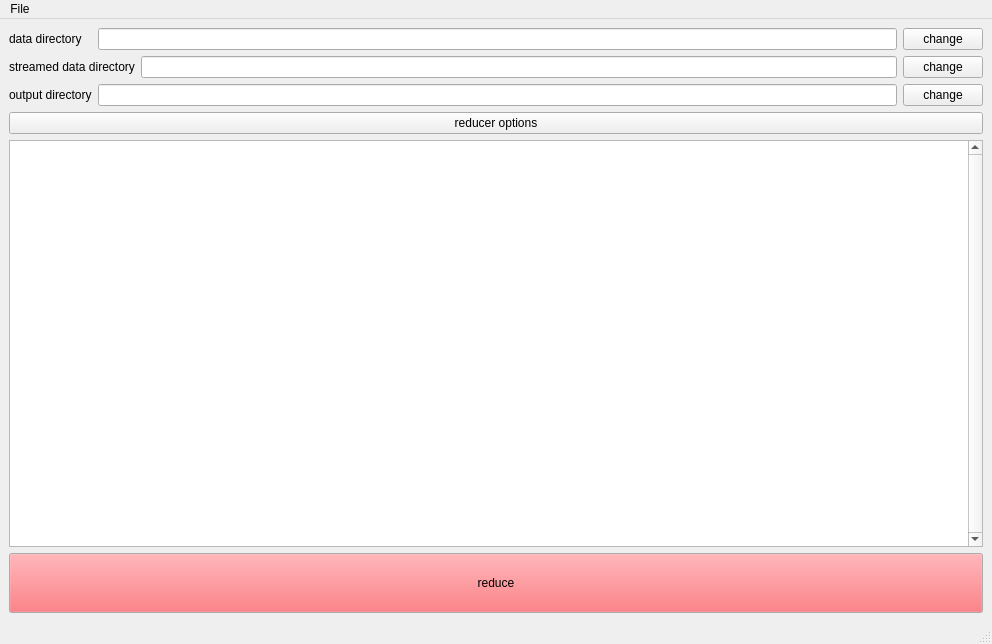
refnx/refnx, file slim/ui/slim.ui: the form before one commit.
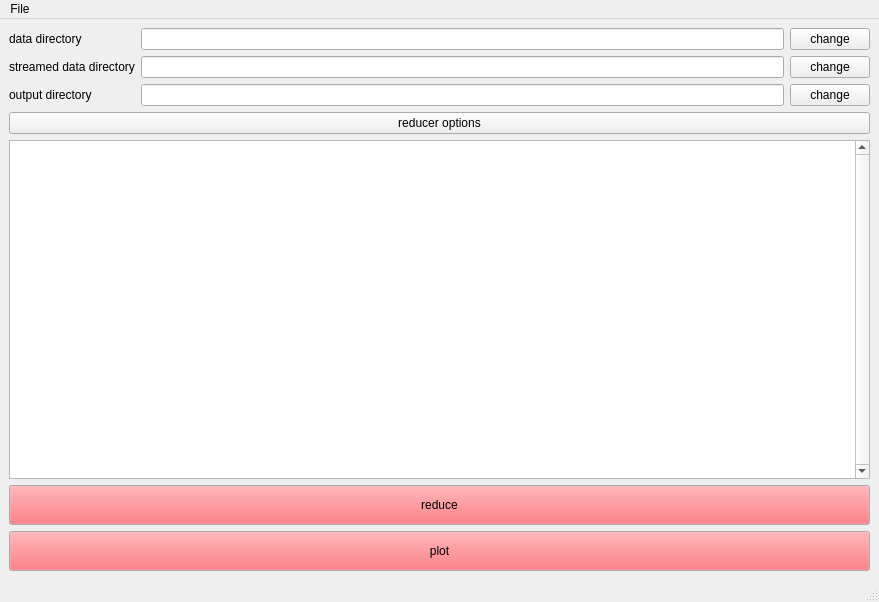
The form after the commit. Icons and pictures are not drawn.

Commit message: MAINT: add a slim plotter for reduced data

Diff of the .ui file:
```diff
--- a/slim/ui/slim.ui
+++ b/slim/ui/slim.ui
@@ -6,8 +6,8 @@
    <rect>
     <x>0</x>
     <y>0</y>
-    <width>992</width>
-    <height>644</height>
+    <width>879</width>
+    <height>602</height>
    </rect>
   </property>
   <property name="windowTitle">
@@ -29,35 +29,35 @@
       </property>
      </widget>
     </item>
-    <item row="0" column="1" colspan="2">
+    <item row="0" column="1">
      <widget class="QLineEdit" name="data_directory">
       <property name="enabled">
        <bool>true</bool>
       </property>
      </widget>
     </item>
-    <item row="0" column="3">
+    <item row="0" column="2">
      <widget class="QPushButton" name="change_data_directory">
       <property name="text">
        <string>change</string>
       </property>
      </widget>
     </item>
-    <item row="1" column="0" colspan="2">
+    <item row="1" column="0">
      <widget class="QLabel" name="label_3">
       <property name="text">
        <string>streamed data directory</string>
       </property>
      </widget>
     </item>
-    <item row="1" column="2">
+    <item row="1" column="1">
      <widget class="QLineEdit" name="streamed_directory">
       <property name="enabled">
        <bool>true</bool>
       </property>
      </widget>
     </item>
-    <item row="1" column="3">
+    <item row="1" column="2">
      <widget class="QPushButton" name="change_streamed_directory">
       <property name="text">
        <string>change</string>
@@ -71,28 +71,28 @@
       </property>
      </widget>
     </item>
-    <item row="2" column="1" colspan="2">
+    <item row="2" column="1">
      <widget class="QLineEdit" name="output_directory">
       <property name="enabled">
        <bool>true</bool>
       </property>
      </widget>
     </item>
-    <item row="2" column="3">
+    <item row="2" column="2">
      <widget class="QPushButton" name="change_output_directory">
       <property name="text">
        <string>change</string>
       </property>
      </widget>
     </item>
-    <item row="3" column="0" colspan="4">
+    <item row="3" column="0" colspan="3">
      <widget class="QPushButton" name="reducer_variables">
       <property name="text">
        <string>reducer options</string>
       </property>
      </widget>
     </item>
-    <item row="4" column="0" colspan="4">
+    <item row="4" column="0" colspan="3">
      <widget class="QTableView" name="file_list">
       <property name="verticalScrollBarPolicy">
        <enum>Qt::ScrollBarAlwaysOn</enum>
@@ -111,12 +111,12 @@
       </attribute>
      </widget>
     </item>
-    <item row="5" column="0" colspan="4">
+    <item row="5" column="0" colspan="3">
      <widget class="QPushButton" name="reduce">
       <property name="minimumSize">
        <size>
         <width>0</width>
-        <height>60</height>
+        <height>40</height>
        </size>
       </property>
       <property name="palette">
@@ -161,6 +161,56 @@
       </property>
      </widget>
     </item>
+    <item row="6" column="0" colspan="3">
+     <widget class="QPushButton" name="plot">
+      <property name="minimumSize">
+       <size>
+        <width>0</width>
+        <height>40</height>
+       </size>
+      </property>
+      <property name="palette">
+       <palette>
+        <active>
+         <colorrole role="Button">
+          <brush brushstyle="SolidPattern">
+           <color alpha="255">
+            <red>255</red>
+            <green>80</green>
+            <blue>88</blue>
+           </color>
+          </brush>
+         </colorrole>
+        </active>
+        <inactive>
+         <colorrole role="Button">
+          <brush brushstyle="SolidPattern">
+           <color alpha="255">
+            <red>255</red>
+            <green>80</green>
+            <blue>88</blue>
+           </color>
+          </brush>
+         </colorrole>
+        </inactive>
+        <disabled>
+         <colorrole role="Button">
+          <brush brushstyle="SolidPattern">
+           <color alpha="255">
+            <red>255</red>
+            <green>80</green>
+            <blue>88</blue>
+           </color>
+          </brush>
+         </colorrole>
+        </disabled>
+       </palette>
+      </property>
+      <property name="text">
+       <string>plot</string>
+      </property>
+     </widget>
+    </item>
    </layout>
   </widget>
   <widget class="QMenuBar" name="menubar">
@@ -168,7 +218,7 @@
     <rect>
      <x>0</x>
      <y>0</y>
-     <width>992</width>
+     <width>879</width>
      <height>22</height>
     </rect>
    </property>
@@ -202,6 +252,11 @@
     <string>Ctrl+L</string>
    </property>
   </action>
+  <action name="actionPlot">
+   <property name="text">
+    <string>plot</string>
+   </property>
+  </action>
  </widget>
  <resources>
   <include location="../resources.qrc"/>
```
The commit also changes 3 other files.
